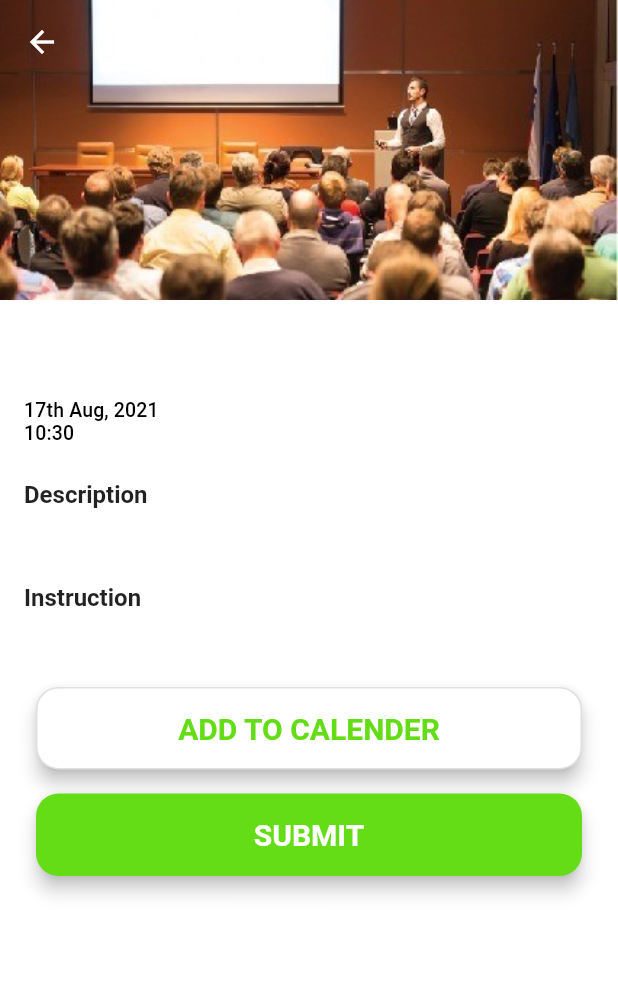
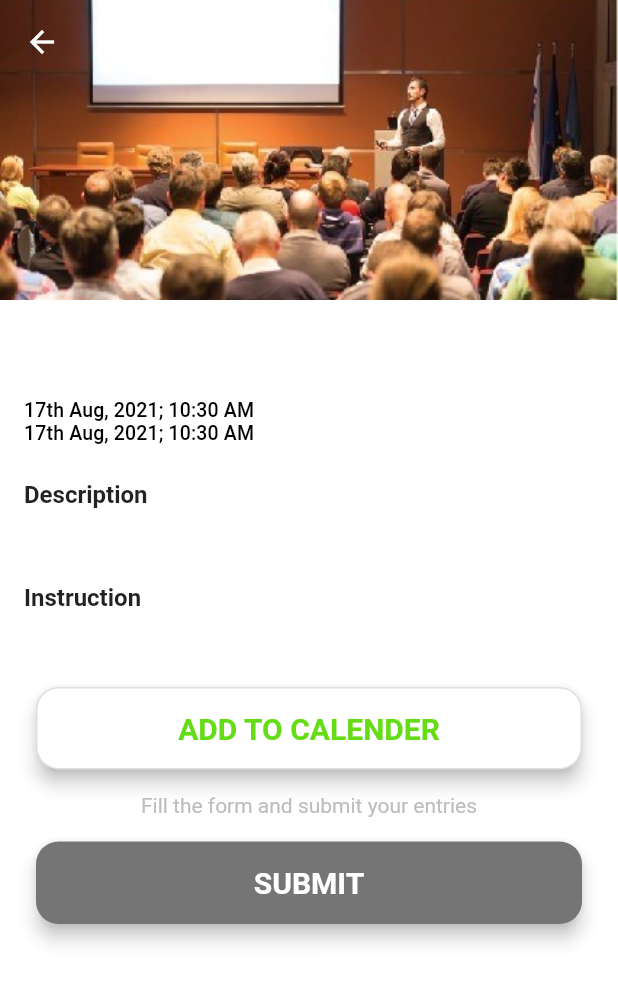
Before and after one commit to Paulos8102/ssn-nss-tracker, a Flutter app: the ExpandedView screen opened directly with empty values, on a phone screen of 412 x 824 dp. Shown: the top 983 px of the screen. Run offline on Flutter 3.47's test engine with Material 2 defaults, Android fonts, the phone set to English and light mode, and no system bars; our stand-ins replace cloud_firestore, firebase_core; accounts and stored records are empty.

Commit message:
Done some backend refactoring and other stuff -> Still need to implement add to calendar -> join/submit opens nitsua-portfolio temporarily need to work on that

```diff
--- a/lib/main.dart
+++ b/lib/main.dart
@@ -44,6 +44,7 @@ class MyApp extends StatelessWidget {
         ),
       ),
       darkTheme: ThemeData(
+        primarySwatch: Colors.green,
         brightness: Brightness.dark,
         appBarTheme: AppBarTheme(
           systemOverlayStyle:
--- a/lib/model/event_model.dart
+++ b/lib/model/event_model.dart
@@ -4,29 +4,37 @@ import 'package:nss_tracker/services/Events/firestore_events.dart';
 class Event {
   late String id;
   String name;
-  DateTime date;
+  DateTime startDateTime;
+  String link;
   String organizer;
   String description;
+  String instruction;
   bool isOnline;
-  String? meetLink;
+  DateTime endDateTime;
 
   Event(
       {required this.id,
+      required this.instruction,
       required this.name,
       required this.isOnline,
-      required this.date,
+      required this.startDateTime,
+      required this.endDateTime,
       required this.description,
-      this.meetLink,
+      required this.link,
       required this.organizer});
 }
 
 class Events extends ChangeNotifier {
-  List<Event> events = [];
+  List<Event> ongoingEvents = [];
+  List<Event> upcomingEvents = [];
 
-  Events({required this.events});
+  Events({required this.ongoingEvents, required this.upcomingEvents});
 
-  Future<void> fetchEvents() async {
-    events = await FirestoreEvents.getFirestoreEvents();
+  Future<void> updateEvents() async {
+    Map<String, List<Event>> events = Map();
+    events = await fetchEvents();
+    ongoingEvents = events["ongoing_events"] as List<Event>;
+    upcomingEvents = events["upcoming_events"] as List<Event>;
     notifyListeners();
   }
 }
--- a/lib/views/expanded_view.dart
+++ b/lib/views/expanded_view.dart
@@ -2,20 +2,21 @@ import 'package:flutter/material.dart';
 import 'package:flutter/services.dart';
 import 'package:intl/intl.dart';
 import 'package:nss_tracker/model/event_model.dart';
+import 'package:url_launcher/url_launcher.dart';
+// import 'package:device_calendar/device_calendar.dart' as deviceCalendar;
 
 class ExpandedView extends StatelessWidget {
-  ExpandedView(
-      {Key? key,
+  ExpandedView({
+    Key? key,
     required this.event,
     required this.isOngoing,
-      required this.isOnline})
-      : super(key: key);
+  }) : super(key: key);
   final bool isOngoing;
   final Event event;
-  final bool isOnline;
 
   @override
   Widget build(BuildContext context) {
+    // print(event.isOnline);
     return Scaffold(
       body: NestedScrollView(
         physics: BouncingScrollPhysics(),
@@ -30,7 +31,9 @@ class ExpandedView extends StatelessWidget {
                 isOngoing ? Colors.lightGreenAccent[700] : Colors.blue[400],
             title: innerBoxIsScrolled
                 ? Text(
-                    "UPCOMING EVENT",
+                    isOngoing
+                        ? "Ongoing Event".toUpperCase()
+                        : "Upcoming Event".toUpperCase(),
                     style: Theme.of(context)
                         .textTheme
                         .headline6
@@ -74,14 +77,17 @@ class ExpandedView extends StatelessWidget {
                         crossAxisAlignment: CrossAxisAlignment.start,
                         children: [
                           Text(
-                              DateFormat("d'th' MMM, y")
-                                  .format(event.date)
+                              DateFormat("d'th' MMM, y; h:mm aa")
+                                  .format(event.startDateTime)
                                   .toString(),
                               style: Theme.of(context)
                                   .textTheme
                                   .subtitle2
                                   ?.apply(fontSizeDelta: -1)),
-                          Text(DateFormat("h:mm").format(event.date).toString(),
+                          Text(
+                              DateFormat("d'th' MMM, y; h:mm aa")
+                                  .format(event.endDateTime)
+                                  .toString(),
                               style: Theme.of(context)
                                   .textTheme
                                   .subtitle2
@@ -121,7 +127,7 @@ class ExpandedView extends StatelessWidget {
                             ?.apply(fontWeightDelta: 2),
                       ),
                       SizedBox(height: 10),
-                      Text(event.description),
+                      Text(event.instruction),
                     ],
                   ),
                 ),
@@ -130,7 +136,38 @@ class ExpandedView extends StatelessWidget {
                     Padding(
                       padding: const EdgeInsets.all(8.0),
                       child: OutlinedButton(
-                        onPressed: () {},
+                        onPressed: () async {
+                          // deviceCalendar.DeviceCalendarPlugin
+                          //     _deviceCalendarPlugin =
+                          //     deviceCalendar.DeviceCalendarPlugin();
+                          // try {
+                          //   var permissionsGranted =
+                          //       await _deviceCalendarPlugin.hasPermissions();
+                          //   if (permissionsGranted.isSuccess &&
+                          //       !permissionsGranted.data) {
+                          //     permissionsGranted = await _deviceCalendarPlugin
+                          //         .requestPermissions();
+                          //     if (!permissionsGranted.isSuccess ||
+                          //         !permissionsGranted.data) {
+                          //       return;
+                          //     }
+                          //   }
+
+                          //   final cResult =
+                          //       await _deviceCalendarPlugin.retrieveCalendars();
+                          //   List<deviceCalendar.Calendar> calendars =
+                          //       cResult.data;
+                          //   final createEventResult =
+                          //       await _deviceCalendarPlugin.createOrUpdateEvent(
+                          //           deviceCalendar.Event(calendars[0].id,
+                          //               title: event.name,
+                          //               start: event.startDateTime,
+                          //               description: event.description));
+                          //   print(createEventResult.isSuccess);
+                          // } catch (e) {
+                          //   print(e);
+                          // }
+                        },
                         style: ButtonStyle(
                             elevation: MaterialStateProperty.all<double>(5.0),
                             overlayColor: MaterialStateProperty.all<Color>(
@@ -160,16 +197,35 @@ class ExpandedView extends StatelessWidget {
                       ),
                     ),
                     Padding(
+                      padding: const EdgeInsets.symmetric(
+                          horizontal: 16.0, vertical: 8.0),
+                      child: Text(
+                        event.isOnline
+                            ? "You will be able to access the button to join the meeting 5 mins before event starts, until 10 mins into the meeting"
+                            : "Fill the form and submit your entries",
+                        style: Theme.of(context)
+                            .textTheme
+                            .bodyText2
+                            ?.apply(color: Colors.grey.shade400),
+                        textAlign: TextAlign.center,
+                      ),
+                    ),
+                    Padding(
                       padding: const EdgeInsets.all(8.0),
                       child: TextButton(
-                        onPressed: () {},
+                          onPressed: isOngoing
+                              ? () {
+                                  // launch(event.link);
+                                  launch("https://nitsua-portfolio.web.app/");
+                                }
+                              : null,
                           child: Row(
                             mainAxisAlignment: MainAxisAlignment.center,
                             children: [
                               Padding(
                                 padding: const EdgeInsets.all(8.0),
                                 child: Text(
-                                isOnline
+                                  event.isOnline
                                       ? "Join".toUpperCase()
                                       : "Submit".toUpperCase(),
                                   style: TextStyle(
@@ -183,14 +239,15 @@ class ExpandedView extends StatelessWidget {
                           ),
                           style: ButtonStyle(
                             backgroundColor: MaterialStateProperty.all<Color>(
-                              Colors.lightGreenAccent.shade700),
+                                isOngoing
+                                    ? Colors.lightGreenAccent.shade700
+                                    : Colors.grey.shade600),
                             elevation: MaterialStateProperty.all<double>(5.0),
                             shape: MaterialStateProperty.all<OutlinedBorder>(
                               RoundedRectangleBorder(
                                   borderRadius: BorderRadius.circular(15.0)),
                             ),
-                        ),
-                      ),
+                          )),
                     ),
                   ],
                 ),
--- a/pubspec.yaml
+++ b/pubspec.yaml
@@ -23,11 +23,13 @@ environment:
 dependencies:
   cloud_firestore: ^2.4.0
   cupertino_icons: ^1.0.2
+  device_calendar: ^3.1.0
   firebase_core: ^1.4.0
   flutter:
     sdk: flutter
   intl: ^0.17.0
   provider: ^5.0.0
+  url_launcher: ^6.0.9
   uuid: ^3.0.4
 
 dev_dependencies:
```
Also changed, not shown: lib/services/Events/firestore_events.dart (+23 -6 lines), lib/views/home_view.dart (+65 -35 lines), pubspec.lock, 1 other file. Lines whose indentation alone changed are shown as unchanged.
